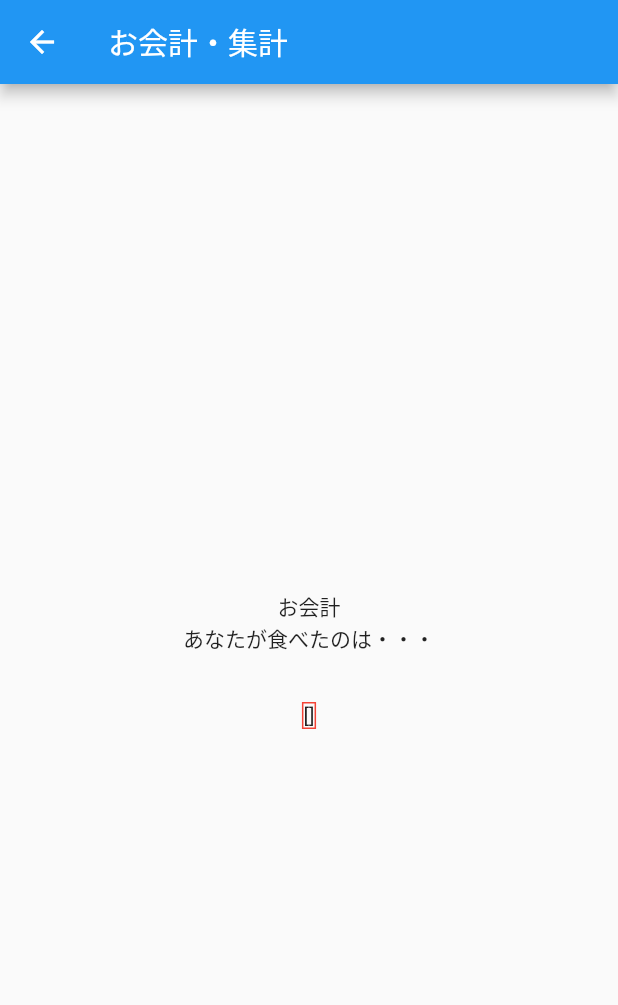
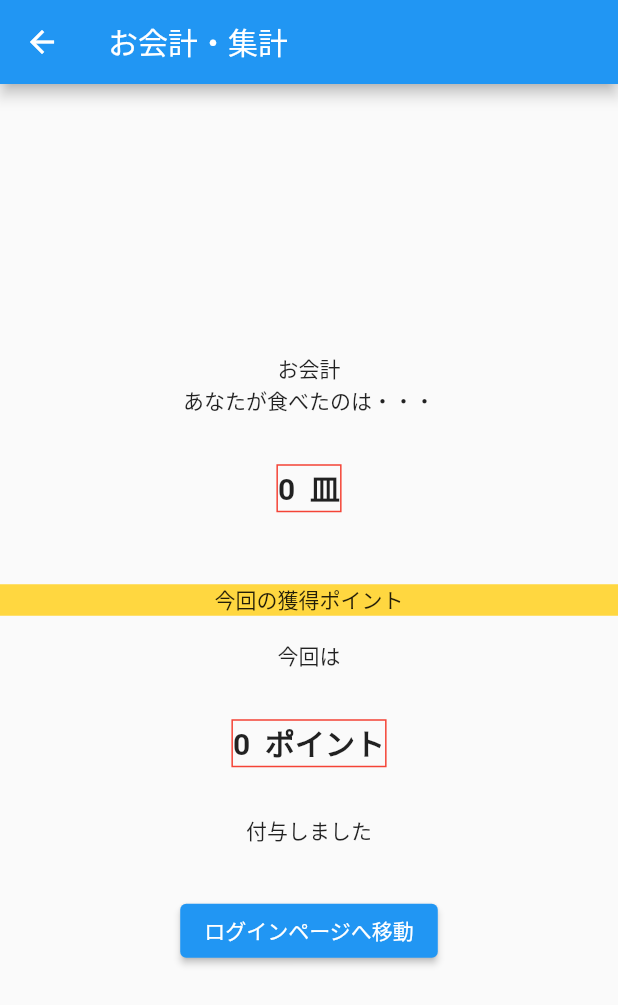
Before and after one commit to kawasaki-create/LocalSushiMemo, a Flutter app: the casherResult screen opened directly with empty values, on a phone screen of 412 x 824 dp. Shown: the top 1005 px of the screen. Run offline on Flutter 3.47's test engine with Material 2 defaults, Android fonts, the phone set to English and light mode, and no system bars; our stand-ins replace cloud_firestore, firebase_auth, firebase_core, font_awesome_flutter, like_button, material_design_icons_flutter; missing offline and left inert: universal_html; accounts and stored records are empty; network calls fail.

Commit message:
トータルポイントをゲットして代入するロジック作成]

```diff
--- a/lib/result.dart
+++ b/lib/result.dart
@@ -1,4 +1,5 @@
 import 'package:flutter/material.dart';
+import 'package:sushi_memo_sns/routes/roulette_route.dart';
 class casherResult extends StatefulWidget {
   casherResult(this.ateList);
   List ateList;
@@ -31,9 +32,41 @@ class _casherResultState extends State<casherResult> {
             Container(
               decoration: BoxDecoration(
                 border: Border.all(color: Colors.red),
-
               ),
-              child: Text(ateList.toString()),
+              child: Text(ateList.length.toString() + '  皿',
+                style: TextStyle(
+                  fontWeight: FontWeight.bold,
+                  fontSize: 20,
+                ),
+              ),
+            ),
+            Text('\n\n'),
+            Container(
+              alignment: Alignment.center,
+              width: double.infinity,
+              color: Colors.amberAccent,
+              child: Text('今回の獲得ポイント'),
+            ),
+            Text('\n今回は\n\n'),
+            Container(
+              decoration: BoxDecoration(
+                border: Border.all(color: Colors.red),
+              ),
+              child: Text('${ateList.length * 2}  ポイント',
+                style: TextStyle(
+                  fontWeight: FontWeight.bold,
+                  fontSize: 20,
+                ),
+              ),
+            ),
+            Text('\n\n付与しました\n\n'),
+            ElevatedButton(
+              child: Text('ログインページへ移動'),
+              onPressed: (){
+                Navigator.push(context,MaterialPageRoute(
+                    builder:(context) => Roulette()
+                ));
+              },
             ),
           ],
         ),
--- a/lib/routes/home_route.dart
+++ b/lib/routes/home_route.dart
@@ -157,9 +157,6 @@ class _Home extends State<Home> {
                               primary: Colors.orange,
                             ),
                           ),
-                          Container(
-                            child: Text('${document['text']}'),
-                          ),
                         ],
                       ),
                     );
```
Also changed, not shown: lib/routes/roulette_route.dart (+22 -5 lines), lib/scrapingMenu.dart (+9 -4 lines).
